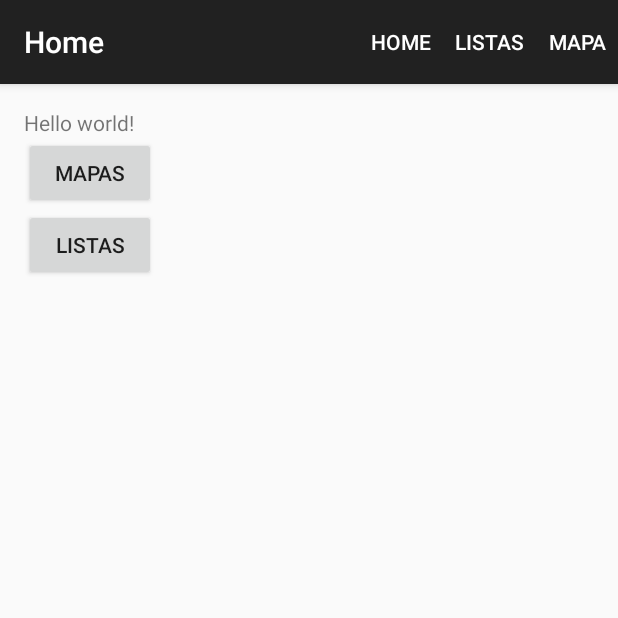
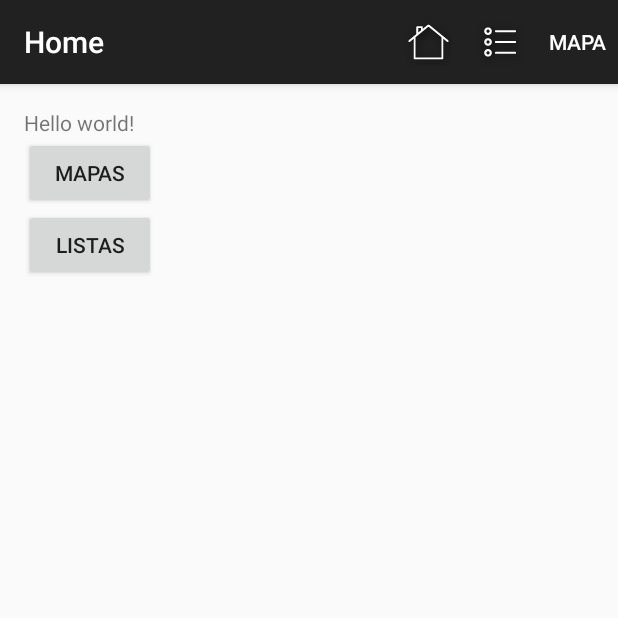
Before and after one commit to lucrperez/exitaeZgzAppStore, an Android app: the HomeActivity screen opened directly, with no data from a screen before it, on a phone screen of 412 x 824 dp, the top half of it. Run offline under Robolectric (Android 15) with nearby library versions, the phone set to English and light mode, and no system bars.

Commit message:
Add icons to menu. Rename icons files

```diff
--- a/Handicapp/app/src/main/res/menu/menu.xml
+++ b/Handicapp/app/src/main/res/menu/menu.xml
@@ -6,12 +6,14 @@
     <item android:id="@+id/action_home"
         android:title="@string/action_home"
         android:orderInCategory="1"
-        app:showAsAction="ifRoom|withText" />
+        app:showAsAction="ifRoom|withText"
+        android:icon="@drawable/home"/>
 
     <item android:id="@+id/action_lists"
         android:title="@string/action_lists"
         android:orderInCategory="2"
-        app:showAsAction="ifRoom|withText" />
+        app:showAsAction="ifRoom|withText"
+        android:icon="@drawable/list" />
 
     <item android:id="@+id/action_map"
         android:title="@string/action_map"
```
Also changed, not shown: Handicapp/app/src/main/res/drawable-hdpi/home.png (renamed from Handicapp/app/src/main/res/drawable-hdpi/b.home48.png), Handicapp/app/src/main/res/drawable-hdpi/list.png (renamed from Handicapp/app/src/main/res/drawable-hdpi/b.list48.png).
